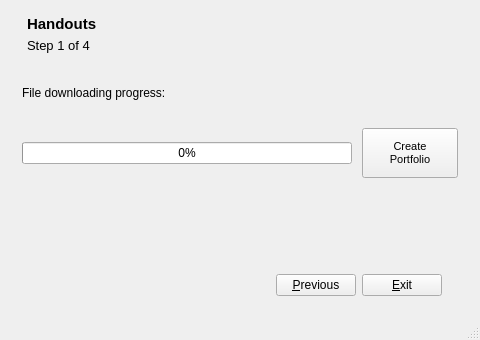
Qt form portfolio/ui/mainwindow.ui (manutorres/pernambuco) before a commit.
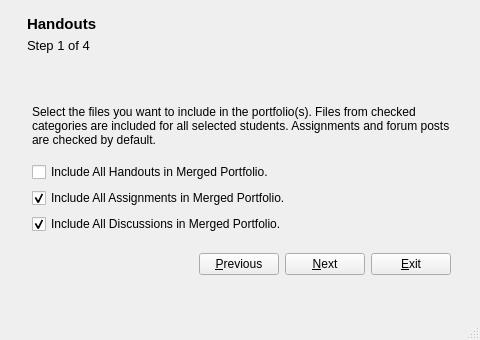
The same form after that commit. The open tabs and pages were chosen to show the change. Icons and pictures are not drawn.

What changed in the file:
```diff
--- a/portfolio/ui/mainwindow.ui
+++ b/portfolio/ui/mainwindow.ui
@@ -1121,6 +1121,129 @@
         </item>
        </layout>
       </widget>
+      <widget class="QWidget" name="page_6">
+       <widget class="QWidget" name="layoutWidget">
+        <property name="geometry">
+         <rect>
+          <x>10</x>
+          <y>10</y>
+          <width>441</width>
+          <height>201</height>
+         </rect>
+        </property>
+        <layout class="QVBoxLayout" name="verticalLayout_3">
+         <item>
+          <widget class="QLabel" name="label_7">
+           <property name="sizePolicy">
+            <sizepolicy hsizetype="Preferred" vsizetype="Preferred">
+             <horstretch>0</horstretch>
+             <verstretch>0</verstretch>
+            </sizepolicy>
+           </property>
+           <property name="minimumSize">
+            <size>
+             <width>0</width>
+             <height>60</height>
+            </size>
+           </property>
+           <property name="font">
+            <font>
+             <family>Arial</family>
+            </font>
+           </property>
+           <property name="text">
+            <string>Select the files you want to include in the portfolio(s). Files from checked categories are included for all selected students. Assignments and forum posts are checked by default.</string>
+           </property>
+           <property name="wordWrap">
+            <bool>true</bool>
+           </property>
+          </widget>
+         </item>
+         <item>
+          <layout class="QVBoxLayout" name="verticalLayout_2">
+           <item>
+            <widget class="QCheckBox" name="checkBoxHandouts">
+             <property name="text">
+              <string>Include All Handouts in Merged Portfolio.</string>
+             </property>
+            </widget>
+           </item>
+           <item>
+            <widget class="QCheckBox" name="checkBoxAssignments">
+             <property name="text">
+              <string>Include All Assignments in Merged Portfolio.</string>
+             </property>
+             <property name="checked">
+              <bool>true</bool>
+             </property>
+            </widget>
+           </item>
+           <item>
+            <widget class="QCheckBox" name="checkBoxForumPosts">
+             <property name="text">
+              <string>Include All Discussions in Merged Portfolio.</string>
+             </property>
+             <property name="checked">
+              <bool>true</bool>
+             </property>
+            </widget>
+           </item>
+          </layout>
+         </item>
+         <item>
+          <spacer name="verticalSpacer_7">
+           <property name="orientation">
+            <enum>Qt::Vertical</enum>
+           </property>
+           <property name="sizeHint" stdset="0">
+            <size>
+             <width>20</width>
+             <height>40</height>
+            </size>
+           </property>
+          </spacer>
+         </item>
+         <item>
+          <layout class="QHBoxLayout" name="horizontalLayout">
+           <item>
+            <spacer name="horizontalSpacer_10">
+             <property name="orientation">
+              <enum>Qt::Horizontal</enum>
+             </property>
+             <property name="sizeHint" stdset="0">
+              <size>
+               <width>40</width>
+               <height>20</height>
+              </size>
+             </property>
+            </spacer>
+           </item>
+           <item>
+            <widget class="QPushButton" name="btnBack_6">
+             <property name="text">
+              <string>&amp;Previous</string>
+             </property>
+            </widget>
+           </item>
+           <item>
+            <widget class="QPushButton" name="btnNext_6">
+             <property name="text">
+              <string>&amp;Next</string>
+             </property>
+            </widget>
+           </item>
+           <item>
+            <widget class="QPushButton" name="btnExit_6">
+             <property name="text">
+              <string>&amp;Exit</string>
+             </property>
+            </widget>
+           </item>
+          </layout>
+         </item>
+        </layout>
+       </widget>
+      </widget>
      </widget>
     </item>
    </layout>
```
Left out of the diff: 2 changed lines with no effect on the pictures.
